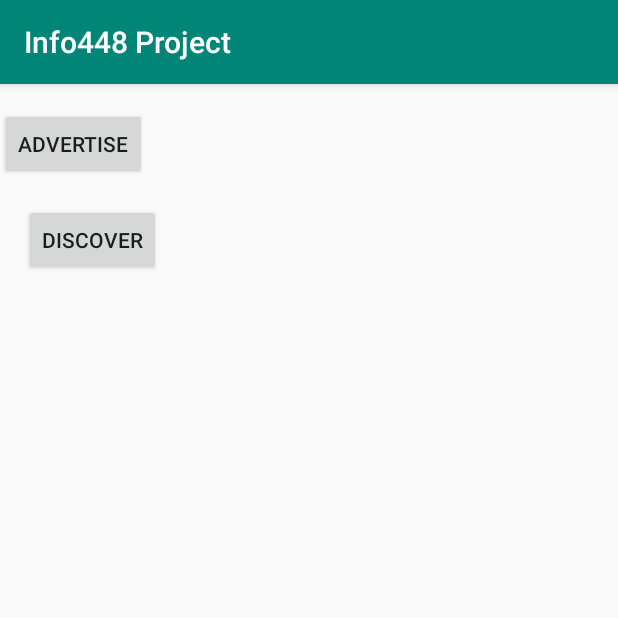
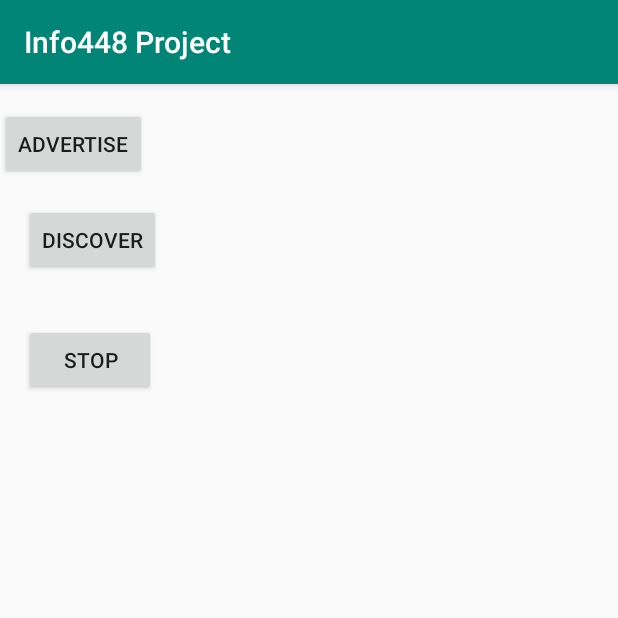
Before and after one commit to bch0ng/gamedroid, an Android app: the screen it shows after launch (MainActivity), on a phone screen of 412 x 824 dp, the top half of it. Run offline under Robolectric (Android 15) with nearby library versions, the phone set to English and light mode, and no system bars; libraries missing offline, so code that uses them is left out: com.google.android.gms.

Commit message:
Button SET

```diff
--- a/app/src/main/java/edu/us/ischool/bchong/info448project/MainActivity.kt
+++ b/app/src/main/java/edu/us/ischool/bchong/info448project/MainActivity.kt
@@ -22,18 +22,24 @@ import com.google.android.gms.nearby.connection.PayloadCallback
 class MainActivity : AppCompatActivity() {
     private lateinit var buttonAdvertise: Button
     private  lateinit var buttonDiscover : Button
+    private  lateinit var buttonStop : Button
     override fun onCreate(savedInstanceState: Bundle?) {
         super.onCreate(savedInstanceState)
         setContentView(R.layout.activity_main)
-        buttonAdvertise = findViewById<Button>(R.id.button)
+        buttonAdvertise = findViewById(R.id.button)
         buttonDiscover = findViewById(R.id.button2)
+        buttonStop = findViewById(R.id.button3)
         buttonAdvertise.setOnClickListener {
             startAdvertising()
-            buttonDiscover.isEnabled = false;
+            buttonDiscover.isEnabled = false
         }
         buttonDiscover.setOnClickListener {
             startDiscovery()
-            buttonAdvertise.isEnabled=false;
+            buttonAdvertise.isEnabled=false
+        }
+        buttonStop.setOnClickListener {
+            buttonAdvertise.isEnabled = true
+            buttonDiscover.isEnabled = true
         }
     }
 
--- a/app/src/main/res/layout/activity_main.xml
+++ b/app/src/main/res/layout/activity_main.xml
@@ -11,7 +11,8 @@
             android:orientation="vertical"
             android:layout_width="match_parent"
             android:layout_height="match_parent" tools:layout_editor_absoluteY="0dp"
-            tools:layout_editor_absoluteX="96dp">
+            app:layout_constraintStart_toStartOf="parent" app:layout_constraintEnd_toEndOf="parent"
+            app:layout_constraintTop_toTopOf="parent" app:layout_constraintBottom_toBottomOf="parent">
         <Button
                 android:text="Advertise"
                 android:layout_width="wrap_content"
@@ -24,5 +25,11 @@
                 android:layout_height="wrap_content" android:id="@+id/button2"
                 android:layout_margin="16dp" app:layout_constraintTop_toBottomOf="@+id/button"
                 app:layout_constraintStart_toStartOf="parent" app:layout_constraintEnd_toEndOf="parent"/>
+        <Button android:layout_marginStart="160dp"
+                android:text="Stop"
+                android:layout_width="wrap_content"
+                android:layout_height="wrap_content" android:id="@+id/button3"
+                android:layout_margin="16dp" app:layout_constraintTop_toBottomOf="@+id/button2"
+                app:layout_constraintStart_toStartOf="parent" app:layout_constraintEnd_toEndOf="parent"/>
     </LinearLayout>
 </android.support.constraint.ConstraintLayout>
```
